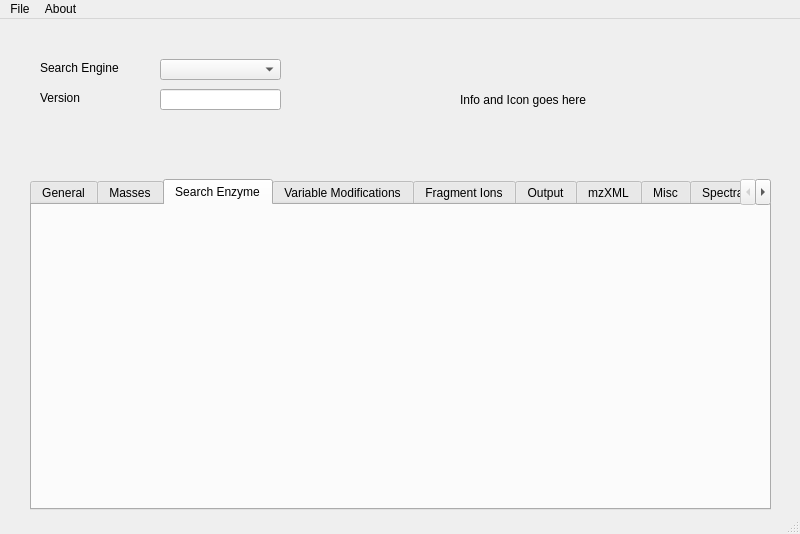
Before: the Qt Designer form params/mainwindow.ui in alaguillog/Params, drawn with Qt 5.
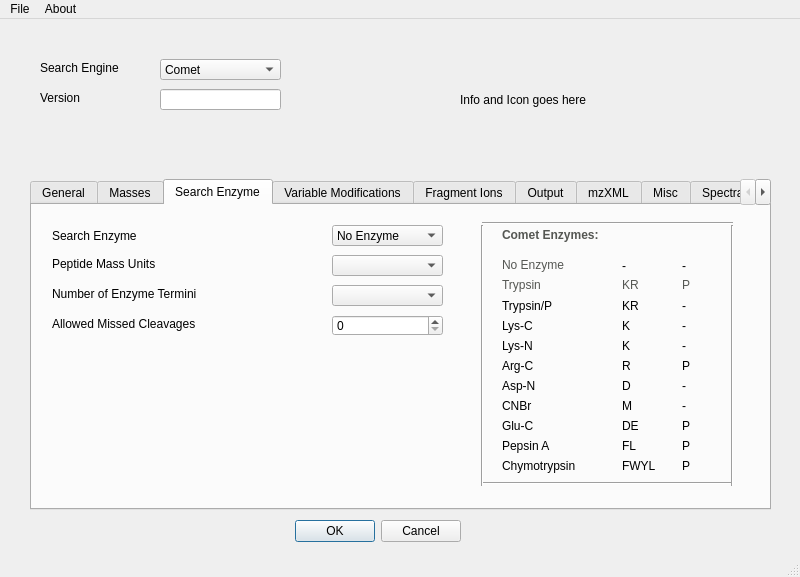
After: the same form once the commit is applied. The open tabs and pages were chosen to show the change.

Commit message:
Added more parameter options
Added more parameter options

The edit to the form file:
```diff
--- a/params/mainwindow.ui
+++ b/params/mainwindow.ui
@@ -7,7 +7,7 @@
     <x>0</x>
     <y>0</y>
     <width>800</width>
-    <height>534</height>
+    <height>577</height>
    </rect>
   </property>
   <property name="windowTitle">
@@ -306,6 +306,647 @@
      <attribute name="title">
       <string>Search Enzyme</string>
      </attribute>
+     <widget class="QComboBox" name="comboBox_9">
+      <property name="geometry">
+       <rect>
+        <x>300</x>
+        <y>50</y>
+        <width>111</width>
+        <height>21</height>
+       </rect>
+      </property>
+     </widget>
+     <widget class="QLabel" name="label_27">
+      <property name="geometry">
+       <rect>
+        <x>20</x>
+        <y>20</y>
+        <width>171</width>
+        <height>21</height>
+       </rect>
+      </property>
+      <property name="text">
+       <string>Search Enzyme</string>
+      </property>
+     </widget>
+     <widget class="QLabel" name="label_28">
+      <property name="geometry">
+       <rect>
+        <x>20</x>
+        <y>50</y>
+        <width>161</width>
+        <height>17</height>
+       </rect>
+      </property>
+      <property name="text">
+       <string>Peptide Mass Units</string>
+      </property>
+     </widget>
+     <widget class="QComboBox" name="comboBox_10">
+      <property name="geometry">
+       <rect>
+        <x>300</x>
+        <y>20</y>
+        <width>111</width>
+        <height>21</height>
+       </rect>
+      </property>
+      <item>
+       <property name="text">
+        <string>No Enzyme</string>
+       </property>
+      </item>
+      <item>
+       <property name="text">
+        <string>Trypsin</string>
+       </property>
+      </item>
+      <item>
+       <property name="text">
+        <string>Trypsin/P</string>
+       </property>
+      </item>
+      <item>
+       <property name="text">
+        <string>Lys-C</string>
+       </property>
+      </item>
+      <item>
+       <property name="text">
+        <string>Lys-N</string>
+       </property>
+      </item>
+      <item>
+       <property name="text">
+        <string>Arg-C</string>
+       </property>
+      </item>
+      <item>
+       <property name="text">
+        <string>Asp-N</string>
+       </property>
+      </item>
+      <item>
+       <property name="text">
+        <string>CNBr</string>
+       </property>
+      </item>
+      <item>
+       <property name="text">
+        <string>Glu-C</string>
+       </property>
+      </item>
+      <item>
+       <property name="text">
+        <string>Pepsin A</string>
+       </property>
+      </item>
+      <item>
+       <property name="text">
+        <string>Chymotrypsin</string>
+       </property>
+      </item>
+     </widget>
+     <widget class="QLabel" name="label_29">
+      <property name="geometry">
+       <rect>
+        <x>20</x>
+        <y>80</y>
+        <width>211</width>
+        <height>17</height>
+       </rect>
+      </property>
+      <property name="text">
+       <string>Number of Enzyme Termini</string>
+      </property>
+     </widget>
+     <widget class="QComboBox" name="comboBox_11">
+      <property name="geometry">
+       <rect>
+        <x>300</x>
+        <y>80</y>
+        <width>111</width>
+        <height>21</height>
+       </rect>
+      </property>
+     </widget>
+     <widget class="QLabel" name="label_30">
+      <property name="geometry">
+       <rect>
+        <x>20</x>
+        <y>110</y>
+        <width>211</width>
+        <height>17</height>
+       </rect>
+      </property>
+      <property name="text">
+       <string>Allowed Missed Cleavages</string>
+      </property>
+     </widget>
+     <widget class="QSpinBox" name="spinBox_3">
+      <property name="geometry">
+       <rect>
+        <x>300</x>
+        <y>110</y>
+        <width>111</width>
+        <height>21</height>
+       </rect>
+      </property>
+     </widget>
+     <widget class="QLabel" name="label_31">
+      <property name="geometry">
+       <rect>
+        <x>470</x>
+        <y>20</y>
+        <width>231</width>
+        <height>21</height>
+       </rect>
+      </property>
+      <property name="text">
+       <string>&lt;html&gt;&lt;head/&gt;&lt;body&gt;&lt;p&gt;&lt;span style=&quot; font-weight:600; color:#555753;&quot;&gt;Comet Enzymes:&lt;/span&gt;&lt;/p&gt;&lt;/body&gt;&lt;/html&gt;</string>
+      </property>
+     </widget>
+     <widget class="QLabel" name="label_32">
+      <property name="geometry">
+       <rect>
+        <x>470</x>
+        <y>50</y>
+        <width>81</width>
+        <height>21</height>
+       </rect>
+      </property>
+      <property name="text">
+       <string>&lt;html&gt;&lt;head/&gt;&lt;body&gt;&lt;p&gt;&lt;span style=&quot; color:#555753;&quot;&gt;No Enzyme&lt;/span&gt;&lt;/p&gt;&lt;/body&gt;&lt;/html&gt;</string>
+      </property>
+     </widget>
+     <widget class="QLabel" name="label_33">
+      <property name="geometry">
+       <rect>
+        <x>470</x>
+        <y>70</y>
+        <width>81</width>
+        <height>21</height>
+       </rect>
+      </property>
+      <property name="text">
+       <string>&lt;html&gt;&lt;head/&gt;&lt;body&gt;&lt;p&gt;&lt;span style=&quot; color:#555753;&quot;&gt;Trypsin&lt;/span&gt;&lt;/p&gt;&lt;/body&gt;&lt;/html&gt;</string>
+      </property>
+     </widget>
+     <widget class="QLabel" name="label_34">
+      <property name="geometry">
+       <rect>
+        <x>470</x>
+        <y>90</y>
+        <width>81</width>
+        <height>21</height>
+       </rect>
+      </property>
+      <property name="text">
+       <string>Trypsin/P</string>
+      </property>
+     </widget>
+     <widget class="QLabel" name="label_35">
+      <property name="geometry">
+       <rect>
+        <x>470</x>
+        <y>150</y>
+        <width>81</width>
+        <height>21</height>
+       </rect>
+      </property>
+      <property name="text">
+       <string>Arg-C</string>
+      </property>
+     </widget>
+     <widget class="QLabel" name="label_36">
+      <property name="geometry">
+       <rect>
+        <x>470</x>
+        <y>110</y>
+        <width>81</width>
+        <height>21</height>
+       </rect>
+      </property>
+      <property name="text">
+       <string>Lys-C</string>
+      </property>
+     </widget>
+     <widget class="QLabel" name="label_37">
+      <property name="geometry">
+       <rect>
+        <x>470</x>
+        <y>130</y>
+        <width>81</width>
+        <height>21</height>
+       </rect>
+      </property>
+      <property name="text">
+       <string>Lys-N</string>
+      </property>
+     </widget>
+     <widget class="QLabel" name="label_38">
+      <property name="geometry">
+       <rect>
+        <x>470</x>
+        <y>210</y>
+        <width>81</width>
+        <height>21</height>
+       </rect>
+      </property>
+      <property name="text">
+       <string>Glu-C</string>
+      </property>
+     </widget>
+     <widget class="QLabel" name="label_39">
+      <property name="geometry">
+       <rect>
+        <x>470</x>
+        <y>170</y>
+        <width>81</width>
+        <height>21</height>
+       </rect>
+      </property>
+      <property name="text">
+       <string>Asp-N</string>
+      </property>
+     </widget>
+     <widget class="QLabel" name="label_40">
+      <property name="geometry">
+       <rect>
+        <x>470</x>
+        <y>190</y>
+        <width>81</width>
+        <height>21</height>
+       </rect>
+      </property>
+      <property name="text">
+       <string>CNBr</string>
+      </property>
+     </widget>
+     <widget class="QLabel" name="label_41">
+      <property name="geometry">
+       <rect>
+        <x>470</x>
+        <y>230</y>
+        <width>81</width>
+        <height>21</height>
+       </rect>
+      </property>
+      <property name="text">
+       <string>Pepsin A</string>
+      </property>
+     </widget>
+     <widget class="QLabel" name="label_42">
+      <property name="geometry">
+       <rect>
+        <x>470</x>
+        <y>250</y>
+        <width>101</width>
+        <height>21</height>
+       </rect>
+      </property>
+      <property name="text">
+       <string>Chymotrypsin</string>
+      </property>
+     </widget>
+     <widget class="QLabel" name="label_43">
+      <property name="geometry">
+       <rect>
+        <x>590</x>
+        <y>50</y>
+        <width>51</width>
+        <height>21</height>
+       </rect>
+      </property>
+      <property name="text">
+       <string>-</string>
+      </property>
+     </widget>
+     <widget class="QLabel" name="label_44">
+      <property name="geometry">
+       <rect>
+        <x>590</x>
+        <y>90</y>
+        <width>51</width>
+        <height>21</height>
+       </rect>
+      </property>
+      <property name="text">
+       <string>KR</string>
+      </property>
+     </widget>
+     <widget class="QLabel" name="label_45">
+      <property name="geometry">
+       <rect>
+        <x>590</x>
+        <y>70</y>
+        <width>51</width>
+        <height>21</height>
+       </rect>
+      </property>
+      <property name="text">
+       <string>&lt;html&gt;&lt;head/&gt;&lt;body&gt;&lt;p&gt;&lt;span style=&quot; color:#555753;&quot;&gt;KR&lt;/span&gt;&lt;/p&gt;&lt;/body&gt;&lt;/html&gt;</string>
+      </property>
+     </widget>
+     <widget class="QLabel" name="label_46">
+      <property name="geometry">
+       <rect>
+        <x>590</x>
+        <y>170</y>
+        <width>51</width>
+        <height>21</height>
+       </rect>
+      </property>
+      <property name="text">
+       <string>D</string>
+      </property>
+     </widget>
+     <widget class="QLabel" name="label_47">
+      <property name="geometry">
+       <rect>
+        <x>590</x>
+        <y>230</y>
+        <width>51</width>
+        <height>21</height>
+       </rect>
+      </property>
+      <property name="text">
+       <string>FL</string>
+      </property>
+     </widget>
+     <widget class="QLabel" name="label_48">
+      <property name="geometry">
+       <rect>
+        <x>590</x>
+        <y>110</y>
+        <width>51</width>
+        <height>21</height>
+       </rect>
+      </property>
+      <property name="text">
+       <string>K</string>
+      </property>
+     </widget>
+     <widget class="QLabel" name="label_49">
+      <property name="geometry">
+       <rect>
+        <x>590</x>
+        <y>210</y>
+        <width>51</width>
+        <height>21</height>
+       </rect>
+      </property>
+      <property name="text">
+       <string>DE</string>
+      </property>
+     </widget>
+     <widget class="QLabel" name="label_50">
+      <property name="geometry">
+       <rect>
+        <x>590</x>
+        <y>130</y>
+        <width>51</width>
+        <height>21</height>
+       </rect>
+      </property>
+      <property name="text">
+       <string>K</string>
+      </property>
+     </widget>
+     <widget class="QLabel" name="label_51">
+      <property name="geometry">
+       <rect>
+        <x>590</x>
+        <y>150</y>
+        <width>51</width>
+        <height>21</height>
+       </rect>
+      </property>
+      <property name="text">
+       <string>R</string>
+      </property>
+     </widget>
+     <widget class="QLabel" name="label_52">
+      <property name="geometry">
+       <rect>
+        <x>590</x>
+        <y>190</y>
+        <width>51</width>
+        <height>21</height>
+       </rect>
+      </property>
+      <property name="text">
+       <string>M</string>
+      </property>
+     </widget>
+     <widget class="QLabel" name="label_53">
+      <property name="geometry">
+       <rect>
+        <x>590</x>
+        <y>250</y>
+        <width>51</width>
+        <height>21</height>
+       </rect>
+      </property>
+      <property name="text">
+       <string>FWYL</string>
+      </property>
+     </widget>
+     <widget class="QLabel" name="label_54">
+      <property name="geometry">
+       <rect>
+        <x>650</x>
+        <y>230</y>
+        <width>51</width>
+        <height>21</height>
+       </rect>
+      </property>
+      <property name="text">
+       <string>P</string>
+      </property>
+     </widget>
+     <widget class="QLabel" name="label_55">
+      <property name="geometry">
+       <rect>
+        <x>650</x>
+        <y>130</y>
+        <width>51</width>
+        <height>21</height>
+       </rect>
+      </property>
+      <property name="text">
+       <string>-</string>
+      </property>
+     </widget>
+     <widget class="QLabel" name="label_56">
+      <property name="geometry">
+       <rect>
+        <x>650</x>
+        <y>210</y>
+        <width>51</width>
+        <height>21</height>
+       </rect>
+      </property>
+      <property name="text">
+       <string>P</string>
+      </property>
+     </widget>
+     <widget class="QLabel" name="label_57">
+      <property name="geometry">
+       <rect>
+        <x>650</x>
+        <y>150</y>
+        <width>51</width>
+        <height>21</height>
+       </rect>
+      </property>
+      <property name="text">
+       <string>P</string>
+      </property>
+     </widget>
+     <widget class="QLabel" name="label_58">
+      <property name="geometry">
+       <rect>
+        <x>650</x>
+        <y>90</y>
+        <width>51</width>
+        <height>21</height>
+       </rect>
+      </property>
+      <property name="text">
+       <string>-</string>
+      </property>
+     </widget>
+     <widget class="QLabel" name="label_59">
+      <property name="geometry">
+       <rect>
+        <x>650</x>
+        <y>250</y>
+        <width>51</width>
+        <height>21</height>
+       </rect>
+      </property>
+      <property name="text">
+       <string>P</string>
+      </property>
+     </widget>
+     <widget class="QLabel" name="label_60">
+      <property name="geometry">
+       <rect>
+        <x>650</x>
+        <y>110</y>
+        <width>51</width>
+        <height>21</height>
+       </rect>
+      </property>
+      <property name="text">
+       <string>-</string>
+      </property>
+     </widget>
+     <widget class="QLabel" name="label_61">
+      <property name="geometry">
+       <rect>
+        <x>650</x>
+        <y>190</y>
+        <width>51</width>
+        <height>21</height>
+       </rect>
+      </property>
+      <property name="text">
+       <string>-</string>
+      </property>
+     </widget>
+     <widget class="QLabel" name="label_62">
+      <property name="geometry">
+       <rect>
+        <x>650</x>
+        <y>50</y>
+        <width>51</width>
+        <height>21</height>
+       </rect>
+      </property>
+      <property name="text">
+       <string>-</string>
+      </property>
+     </widget>
+     <widget class="QLabel" name="label_63">
+      <property name="geometry">
+       <rect>
+        <x>650</x>
+        <y>170</y>
+        <width>51</width>
+        <height>21</height>
+       </rect>
+      </property>
+      <property name="text">
+       <string>-</string>
+      </property>
+     </widget>
+     <widget class="QLabel" name="label_64">
+      <property name="geometry">
+       <rect>
+        <x>650</x>
+        <y>70</y>
+        <width>51</width>
+        <height>21</height>
+       </rect>
+      </property>
+      <property name="text">
+       <string>&lt;html&gt;&lt;head/&gt;&lt;body&gt;&lt;p&gt;&lt;span style=&quot; color:#555753;&quot;&gt;P&lt;/span&gt;&lt;/p&gt;&lt;/body&gt;&lt;/html&gt;</string>
+      </property>
+     </widget>
+     <widget class="Line" name="line_2">
+      <property name="geometry">
+       <rect>
+        <x>450</x>
+        <y>270</y>
+        <width>251</width>
+        <height>16</height>
+       </rect>
+      </property>
+      <property name="orientation">
+       <enum>Qt::Horizontal</enum>
+      </property>
+     </widget>
+     <widget class="Line" name="line_3">
+      <property name="geometry">
+       <rect>
+        <x>450</x>
+        <y>10</y>
+        <width>251</width>
+        <height>16</height>
+       </rect>
+      </property>
+      <property name="orientation">
+       <enum>Qt::Horizontal</enum>
+      </property>
+     </widget>
+     <widget class="Line" name="line_4">
+      <property name="geometry">
+       <rect>
+        <x>440</x>
+        <y>20</y>
+        <width>20</width>
+        <height>261</height>
+       </rect>
+      </property>
+      <property name="orientation">
+       <enum>Qt::Vertical</enum>
+      </property>
+     </widget>
+     <widget class="Line" name="line_5">
+      <property name="geometry">
+       <rect>
+        <x>690</x>
+        <y>20</y>
+        <width>20</width>
+        <height>261</height>
+       </rect>
+      </property>
+      <property name="orientation">
+       <enum>Qt::Vertical</enum>
+      </property>
+     </widget>
     </widget>
     <widget class="QWidget" name="tab_3">
      <attribute name="title">
@@ -608,6 +1249,21 @@
       <height>21</height>
      </rect>
     </property>
+    <item>
+     <property name="text">
+      <string>Comet</string>
+     </property>
+    </item>
+    <item>
+     <property name="text">
+      <string>Comet-PTM</string>
+     </property>
+    </item>
+    <item>
+     <property name="text">
+      <string>ReCom</string>
+     </property>
+    </item>
    </widget>
    <widget class="QLineEdit" name="lineEdit_2">
     <property name="geometry">
@@ -632,6 +1288,19 @@
      <string>Info and Icon goes here</string>
     </property>
    </widget>
+   <widget class="QDialogButtonBox" name="buttonBox">
+    <property name="geometry">
+     <rect>
+      <x>290</x>
+      <y>500</y>
+      <width>171</width>
+      <height>25</height>
+     </rect>
+    </property>
+    <property name="standardButtons">
+     <set>QDialogButtonBox::Cancel|QDialogButtonBox::Ok</set>
+    </property>
+   </widget>
   </widget>
   <widget class="QMenuBar" name="menubar">
    <property name="geometry">
```
Left out of the diff: 725 changed lines with no effect on the pictures. The commit also changes 2 other files.
